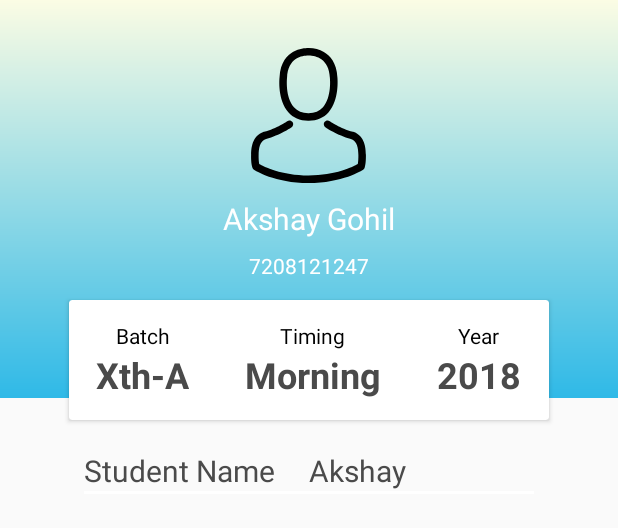
After one commit to gohilakshay/androidClassGuru, an Android app: the layout profile.xml on its own in the app's theme, with its tools: preview values and no code run, on a phone screen of 412 x 824 dp. The commit adds this screen. Shown: the top 528 px of the screen. Run offline under Robolectric (Android 15) with nearby library versions, the phone set to English and light mode, and no system bars.

Commit message:
layout working

```diff
--- a/app/build.gradle
+++ b/app/build.gradle
@@ -19,10 +19,11 @@ android {
 }
 
 dependencies {
-    implementation fileTree(dir: 'libs', include: ['*.jar'])
+    implementation fileTree(include: ['*.jar'], dir: 'libs')
     implementation 'com.android.support:appcompat-v7:26.1.0'
     implementation 'com.android.support.constraint:constraint-layout:1.0.2'
     implementation 'com.android.support:design:26.1.0'
+    compile 'com.android.support:cardview-v7:26.1.0'
     testImplementation 'junit:junit:4.12'
     androidTestImplementation 'com.android.support.test:runner:1.0.1'
     androidTestImplementation 'com.android.support.test.espresso:espresso-core:3.0.1'
--- /dev/null
+++ b/app/src/main/res/drawable/db_profile_header.xml
@@ -0,0 +1,7 @@
+<?xml version="1.0" encoding="utf-8"?>
+<shape xmlns:android="http://schemas.android.com/apk/res/android">
+    <gradient
+        android:startColor="#2fb9e7"
+        android:endColor="#fbfce4"
+        android:angle="90" />
+</shape>
--- /dev/null
+++ b/app/src/main/res/drawable/ic_wallet.xml
@@ -0,0 +1,5 @@
+<vector android:height="24dp" android:viewportHeight="512.0"
+    android:viewportWidth="512.0" android:width="24dp" xmlns:android="http://schemas.android.com/apk/res/android">
+    <path android:fillColor="#FF000000" android:pathData="m490.6,222.6h-12.5v-84.4c0,-19.8 -15.6,-35.4 -34.4,-35.4h-9.4v-56.4c0,-19.8 -14.6,-35.4 -32.3,-35.4 0,0 -1,0 -2.1,0l-356.6,91.7c-0.1,0 -0.3,0.1 -0.4,0.1 -17.6,1.4 -31.9,16.5 -31.9,35.4v327.4c0,19.8 15.6,35.4 34.4,35.4h398.3c19.8,0 35.4,-15.6 35.4,-35.4v-86.6h11.5c6.3,0 10.4,-4.2 10.4,-10.4v-135.5c0,-6.3 -5.2,-10.5 -10.4,-10.5zM404,30.8c5.2,1 10.4,7.3 10.4,15.6v56.3h-287.7l277.3,-71.9zM458.3,465.6c0,8.3 -6.3,15.6 -14.6,15.6h-398.3c-8.3,0 -14.6,-7.3 -14.6,-15.6v-327.4c0,-8.3 6.3,-15.6 14.6,-15.6h397.2c8.3,0 14.6,7.3 14.6,15.6v84.4h-103.2c-43.8,0 -78.2,34.4 -78.2,78.2 0,43.8 35.4,78.2 78.2,78.2h104.3v86.6zM480.1,359.2h-126.1c-31.3,0 -57.3,-26.1 -57.3,-57.3s26.1,-57.3 57.3,-57.3h126.1v114.6z"/>
+    <path android:fillColor="#FF000000" android:pathData="m342.5,302.9c0,6.3 5.2,10.4 10.4,10.4h9.4c5.2,0 10.4,-4.2 10.4,-10.4 0,-6.3 -5.2,-10.4 -10.4,-10.4h-9.3c-6.3,0 -10.5,4.2 -10.5,10.4z"/>
+</vector>
--- a/app/src/main/res/layout/activity_home_activity.xml
+++ b/app/src/main/res/layout/activity_home_activity.xml
@@ -6,8 +6,9 @@
     android:layout_width="match_parent"
     android:layout_height="match_parent"
     android:id="@+id/drawer"
+    tools:context="in.classguru.classguru.Home_activity">
 
-    tools:context="in.classguru.classguru.Home_activity">
+<include layout="@layout/profile" />
 
     <android.support.design.widget.NavigationView
 
@@ -16,6 +17,7 @@
         android:background="@color/white"
         app:itemIconTint="@color/darkgrey"
         app:itemTextColor="@color/darkgrey"
+        app:headerLayout="@layout/header"
         app:menu="@menu/drawermenu"
         android:layout_gravity="start">
 
--- a/app/src/main/res/layout/header.xml
+++ b/app/src/main/res/layout/header.xml
@@ -5,7 +5,7 @@
     android:orientation="vertical"
     android:layout_width="match_parent"
     android:layout_height="160dp"
-    android:background="@drawable/background"
+    android:background="@drawable/edu"
     android:padding="20dp">
     <ImageView
         android:src="@drawable/user"
@@ -18,6 +18,8 @@
         android:text="Akshay Gohil"
         android:textColor="@color/white"
         android:textStyle="bold"
+        android:layout_marginVertical="0dp"
+        android:textSize="20dp"
         android:layout_marginTop="5dp" />
 
     <TextView
--- /dev/null
+++ b/app/src/main/res/layout/profile.xml
@@ -0,0 +1,153 @@
+<?xml version="1.0" encoding="utf-8"?>
+<LinearLayout xmlns:android="http://schemas.android.com/apk/res/android"
+    android:orientation="vertical"
+    android:layout_width="match_parent"
+    android:layout_height="match_parent">
+
+    <RelativeLayout
+
+        android:layout_width="match_parent"
+        android:layout_height="300dp">
+        <LinearLayout
+            android:background="@drawable/db_profile_header"
+            android:orientation="vertical"
+            android:layout_width="match_parent"
+            android:layout_height="265dp">
+            <ImageView
+                android:layout_marginTop="32dp"
+                android:layout_gravity="center"
+                android:src="@drawable/ic_user"
+                android:layout_width="90dp"
+                android:layout_height="90dp" />
+            <TextView
+                android:layout_gravity="center"
+                android:layout_marginTop="10dp"
+                android:textColor="@color/white"
+                android:textSize="20sp"
+                android:text="Akshay Gohil"
+                android:layout_width="wrap_content"
+                android:layout_height="wrap_content" />
+            <TextView
+                android:layout_marginTop="8dp"
+                android:textColor="@color/white"
+                android:layout_gravity="center"
+                android:text="7208121247"
+                android:layout_width="wrap_content"
+                android:layout_height="wrap_content" />
+        </LinearLayout>
+        <android.support.v7.widget.CardView
+            android:layout_marginTop="200dp"
+            android:layout_centerHorizontal="true"
+            android:background="#fff9ed"
+            android:layout_width="320dp"
+            android:layout_height="80dp">
+            <LinearLayout
+                android:weightSum="3"
+                android:orientation="horizontal"
+                android:layout_width="match_parent"
+                android:layout_height="match_parent">
+
+                <LinearLayout
+                    android:layout_gravity="center"
+                    android:layout_weight="1"
+                    android:orientation="vertical"
+                    android:layout_width="wrap_content"
+                    android:layout_height="wrap_content">
+                    <TextView
+                        android:layout_gravity="center"
+                        android:textColor="@color/black"
+                        android:text="Batch"
+                        android:layout_width="wrap_content"
+                        android:layout_height="wrap_content" />
+                    <TextView
+                        android:layout_gravity="center"
+                        android:textColor="#4a4a4a"
+                        android:textStyle="bold"
+                        android:textSize="24dp"
+                        android:text="Xth-A"
+                        android:layout_width="wrap_content"
+                        android:layout_height="wrap_content" />
+                </LinearLayout>
+
+                <LinearLayout
+                    android:layout_gravity="center"
+                    android:layout_weight="1"
+                    android:orientation="vertical"
+                    android:layout_width="wrap_content"
+                    android:layout_height="wrap_content">
+                    <TextView
+                        android:layout_gravity="center"
+                        android:textColor="@color/black"
+                        android:text="Timing"
+                        android:layout_width="wrap_content"
+                        android:layout_height="wrap_content" />
+                    <TextView
+                        android:layout_gravity="center"
+                        android:textColor="#4a4a4a"
+                        android:textStyle="bold"
+                        android:textSize="24dp"
+                        android:text="Morning"
+                        android:layout_width="wrap_content"
+                        android:layout_height="wrap_content" />
+                </LinearLayout>
+
+                <LinearLayout
+                    android:layout_gravity="center"
+                    android:layout_weight="1"
+                    android:orientation="vertical"
+                    android:layout_width="wrap_content"
+                    android:layout_height="wrap_content">
+                    <TextView
+                        android:layout_gravity="center"
+                        android:textColor="@color/black"
+                        android:text="Year"
+                        android:layout_width="wrap_content"
+                        android:layout_height="wrap_content" />
+                    <TextView
+                        android:layout_gravity="center"
+                        android:textColor="#4a4a4a"
+                        android:textStyle="bold"
+                        android:textSize="24dp"
+                        android:text="2018"
+                        android:layout_width="wrap_content"
+                        android:layout_height="wrap_content" />
+                </LinearLayout>
+
+            </LinearLayout>
+
+
+
+        </android.support.v7.widget.CardView>
+    </RelativeLayout>
+    <LinearLayout
+        android:layout_gravity="center"
+        android:orientation="vertical"
+        android:layout_width="300dp"
+        android:layout_height="200dp">
+
+        <LinearLayout
+            android:orientation="horizontal"
+            android:layout_width="match_parent"
+            android:layout_height="wrap_content">
+            <TextView
+                android:textColor="#4a4a4a"
+                android:textSize="20dp"
+                android:text="Student Name"
+                android:layout_width="150dp"
+                android:layout_height="wrap_content" />
+
+            <TextView
+                android:layout_alignParentRight="true"
+                android:layout_width="150dp"
+                android:layout_height="match_parent"
+                android:text="Akshay"
+                android:textColor="#4a4a4a"
+                android:textSize="20dp" />
+
+        </LinearLayout>
+        <View
+            android:layout_width="wrap_content"
+            android:layout_height="2dp"
+            android:background="#ffffff"/>
+    </LinearLayout>
+</LinearLayout>
--- a/app/src/main/res/values/colors.xml
+++ b/app/src/main/res/values/colors.xml
@@ -5,4 +5,7 @@
     <color name="white">#FFFFFF</color>
     <color name="colorAccent">#FF4081</color>
     <color name="darkgrey">#6c6c6c</color>
+    <color name="startblue">#2fb9e7</color>
+    <color name="endyellow">#fbfce4</color>
+    <color name="black">#000000</color>
 </resources>
```
Also changed, not shown: app/src/main/res/drawable/ic_announcement.xml (added, +7 -0 lines), app/src/main/res/drawable/ic_assignment.xml (added, +11 -0 lines), app/src/main/res/drawable/ic_attendance.xml (added, +4 -0 lines), app/src/main/res/drawable/ic_teacher_attend.xml (added, +7 -0 lines), app/src/main/res/drawable/ic_testdetails.xml (added, +12 -0 lines), app/src/main/res/menu/drawermenu.xml (+8 -4 lines), app/src/main/res/drawable-v24/edu.jpg (added), app/src/main/res/drawable/background.JPG (deleted).
